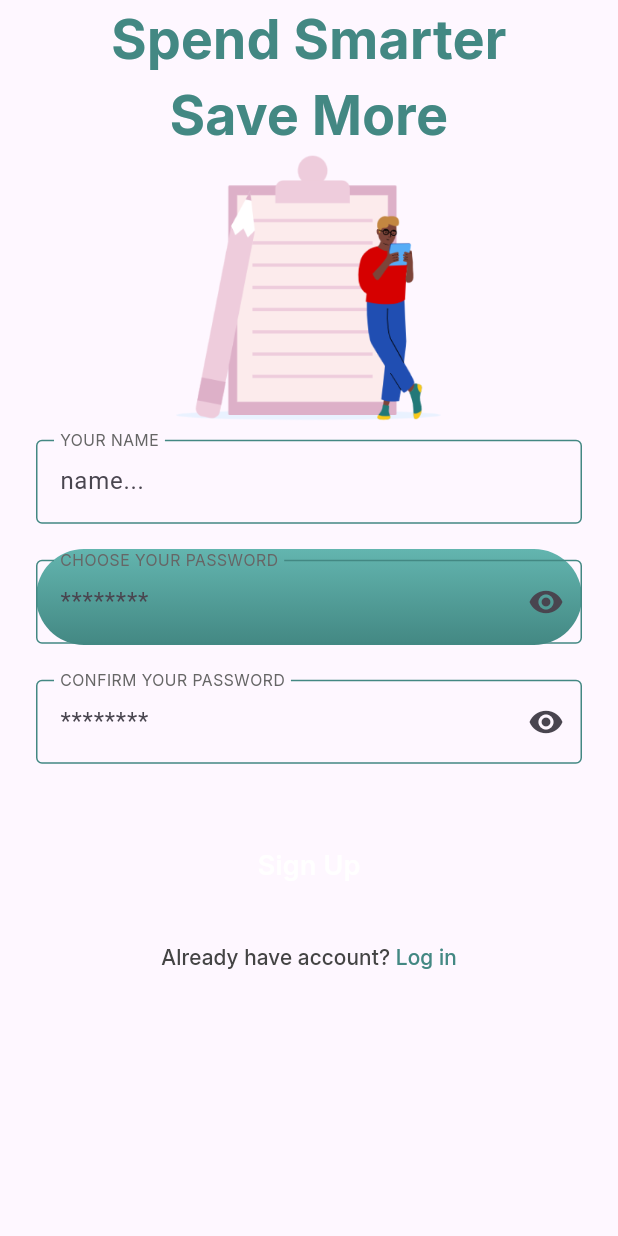
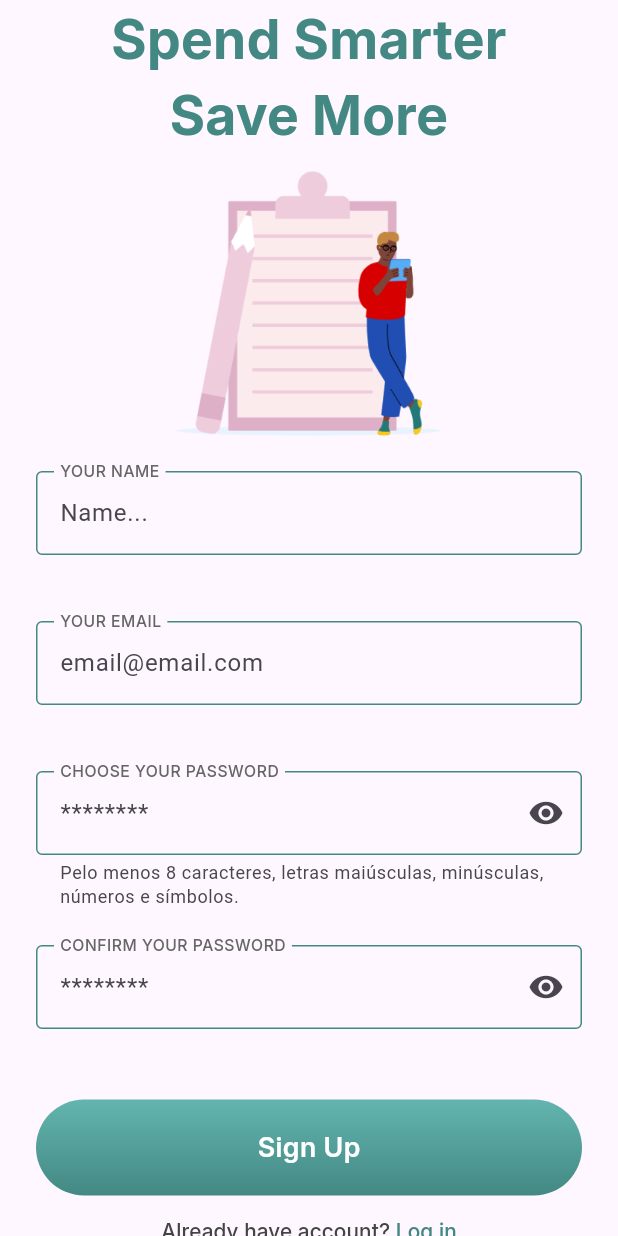
Before and after one commit to fco-henrique/money_app, a Flutter app: the screen it shows after launch, on a phone screen of 412 x 824 dp. Run offline on Flutter 3.47's test engine with Material 3 defaults, Android fonts, the phone set to English and light mode, and no system bars.

Commit message:
feat: hint text features implemented, sign-up form fields validation started, and primary button bug fixed

```diff
--- a/lib/common/constants/app_text_styles.dart
+++ b/lib/common/constants/app_text_styles.dart
@@ -30,6 +30,12 @@ class AppTextStyles {
   static const TextStyle inputLabelText = TextStyle(
     fontFamily: 'Inter',
     fontSize: 14.0,
+    fontWeight: FontWeight.w500,
+  );
+
+  static const TextStyle inputHintText = TextStyle(
+    fontFamily: 'Inter',
+    fontSize: 12.0,
     fontWeight: FontWeight.w400,
   );
 }
--- /dev/null
+++ b/lib/common/utils/uppercase_text_formatter.dart
@@ -0,0 +1,11 @@
+import 'package:flutter/services.dart';
+
+class UpperCaseTextFormatter extends TextInputFormatter {
+  @override
+  TextEditingValue formatEditUpdate(TextEditingValue oldValue, TextEditingValue newValue,) {
+    return TextEditingValue(
+      text: newValue.text.toUpperCase(),
+      selection: newValue.selection
+    );
+  }
+}
--- a/lib/common/widgets/custom_text_form_field.dart
+++ b/lib/common/widgets/custom_text_form_field.dart
@@ -1,4 +1,5 @@
 import 'package:flutter/material.dart';
+import 'package:flutter/services.dart';
 
 import '../constants/app_colors.dart';
 import '../constants/app_text_styles.dart';
@@ -14,6 +15,9 @@ class CustomTextFormField extends StatefulWidget {
   final TextInputAction? textInputAction;
   final Widget? suffixIcon;
   final bool? obscureText;
+  final List<TextInputFormatter>? inputFormatter;
+  final FormFieldValidator<String>? validator;
+  final String? helperText;
 
   const CustomTextFormField({
     super.key,
@@ -27,6 +31,9 @@ class CustomTextFormField extends StatefulWidget {
     this.textInputAction,
     this.suffixIcon,
     this.obscureText,
+    this.inputFormatter,
+    this.validator,
+    this.helperText,
   });
 
   @override
@@ -40,6 +47,14 @@ class _CustomTextFormFieldState extends State<CustomTextFormField> {
     ),
   );
 
+  String? _helperText;
+
+  @override
+  void initState() {
+    super.initState();
+    _helperText = widget.helperText;
+  }
+
   @override
   Widget build(BuildContext context) {
     return Padding(
@@ -48,6 +63,19 @@ class _CustomTextFormFieldState extends State<CustomTextFormField> {
         horizontal: 24,
       ),
       child: TextFormField(
+        onChanged: (value) {
+          if (value.isNotEmpty) {
+            setState(() {
+              _helperText = null;
+            });
+          } else {
+            setState(() {
+              _helperText = widget.helperText;
+            });
+          }
+        },
+        validator: widget.validator,
+        inputFormatters: widget.inputFormatter,
         obscureText: widget.obscureText ?? false,
         textInputAction: widget.textInputAction,
         maxLength: widget.maxLength,
@@ -56,6 +84,9 @@ class _CustomTextFormFieldState extends State<CustomTextFormField> {
         textCapitalization: widget.textCapitalization ?? TextCapitalization.none,
         decoration: InputDecoration(
           suffixIcon: widget.suffixIcon,
+          helperText: _helperText ?? "",
+          errorMaxLines: 3,
+          helperMaxLines: 3,
           hintText: widget.hintText,
           floatingLabelBehavior: FloatingLabelBehavior.always,
           labelText: widget.labelText?.toUpperCase(),
--- a/lib/common/widgets/password_form_field.dart
+++ b/lib/common/widgets/password_form_field.dart
@@ -1,5 +1,3 @@
-import 'dart:developer';
-
 import 'package:flutter/material.dart';
 import 'package:money_app/common/widgets/custom_text_form_field.dart';
 
@@ -8,13 +6,17 @@ class PasswordFormField extends StatefulWidget {
   final EdgeInsetsGeometry? padding;
   final String? hintText;
   final String? labelText;
+  final FormFieldValidator<String>? validator;
+  final String? helperText;
 
   const PasswordFormField({
     super.key,
     this.textEditingController,
     this.padding,
     this.hintText,
-    this.labelText
+    this.labelText,
+    this.validator,
+    this.helperText,
   });
 
   @override
@@ -27,6 +29,8 @@ class _PasswordFormFieldState extends State<PasswordFormField> {
   @override
   Widget build(BuildContext context) {
     return CustomTextFormField(
+      helperText: widget.helperText,
+      validator: widget.validator,
       obscureText: isHidden,
       textEditingController: widget.textEditingController,
       padding: widget.padding,
--- a/lib/features/sign_up/sign_up_page.dart
+++ b/lib/features/sign_up/sign_up_page.dart
@@ -1,4 +1,8 @@
+import 'dart:developer';
+
 import 'package:flutter/material.dart';
+import 'package:money_app/common/utils/uppercase_text_formatter.dart';
+import 'package:money_app/common/utils/validator.dart';
 import 'package:money_app/common/widgets/password_form_field.dart';
 
 import '../../common/constants/app_colors.dart';
@@ -7,70 +11,102 @@ import '../../common/widgets/custom_text_form_field.dart';
 import '../../common/widgets/multi_text_button.dart';
 import '../../common/widgets/primary_button.dart';
 
-class SignUpPage extends StatelessWidget {
+class SignUpPage extends StatefulWidget {
   const SignUpPage({super.key});
+
+  @override
+  State<SignUpPage> createState() => _SignUpPageState();
+}
+
+class _SignUpPageState extends State<SignUpPage> {
+  final _formKey = GlobalKey<FormState>();
+  final _passwordController = TextEditingController();
 
   @override
   Widget build(BuildContext context) {
     return Scaffold(
       body: ListView(
+        // padding: const EdgeInsets.symmetric(horizontal: 24).copyWith(bottom: 50),
         children: [
           Text(
             "Spend Smarter",
             textAlign: TextAlign.center,
             style: AppTextStyles.mediumText.copyWith(
-                  color: AppColors.greenLightOTwo
-              )
+              color: AppColors.greenLightOTwo,
+            ),
           ),
           Text(
             "Save More",
             textAlign: TextAlign.center,
             style: AppTextStyles.mediumText.copyWith(
-                color: AppColors.greenLightOTwo
+              color: AppColors.greenLightOTwo,
             ),
           ),
-          Image.asset("assets/images/sign_up_image.png"),
+          Image.asset("assets/images/sign_up_image.png", height: 200,),
           Form(
+            key: _formKey,
             child: Column(
               children: [
-                CustomTextFormField(hintText: "name...", labelText: "your name"),
+                CustomTextFormField(
+                  hintText: "Name...",
+                  labelText: "your name",
+                  inputFormatter: [UpperCaseTextFormatter()],
+                  validator: Validator.validateName,
+                ),
+                CustomTextFormField(
+                  hintText: "email@email.com",
+                  labelText: "your email",
+                  textInputType: TextInputType.emailAddress,
+                  validator: Validator.validateEmail,
+                ),
                 PasswordFormField(
+                  textEditingController: _passwordController,
                   labelText: "choose your password",
                   hintText: "********",
+                  validator: Validator.validatePassword,
+                  helperText: "Pelo menos 8 caracteres, letras maiúsculas, minúsculas, números e símbolos.",
                 ),
                 PasswordFormField(
                   labelText: "confirm your password",
                   hintText: "********",
+                  validator: (value) => Validator.validateConfirmPassword(value, _passwordController.text),
                 )
               ],
-            )
-          ),
-          Padding(
-            padding: EdgeInsets.only(top: 24, left: 24, right: 24, bottom: 5),
-            child: PrimaryButton(
-              text: 'Sign Up',
-              onPressed: () {},
             ),
           ),
           Padding(
-              padding: EdgeInsets.only(bottom: 35),
+            padding: const EdgeInsets.only(top: 15, left: 24, right: 24),
+            child: PrimaryButton(
+              text: 'Sign Up',
+              onPressed: () {
+                final valid = _formKey.currentState != null && _formKey.currentState!.validate();
+                if (valid) {
+                  log("Prosseguir Login");
+                } else {
+                  log("Falha no Login");
+                }
+              },
+            ),
+          ),
+          Padding(
+            padding: const EdgeInsets.only(bottom: 35, left: 70, right: 70),
             child: MultiTextButton(
               onPressed: () {},
               children: [
                 Text(
                   "Already have account? ",
                   style: AppTextStyles.smallText.copyWith(
-                        color: AppColors.darkGrey
+                    color: AppColors.darkGrey,
                   ),
                 ),
                 Text(
                   "Log in",
                   style: AppTextStyles.smallText.copyWith(
-                        color: AppColors.greenLightOTwo
+                    color: AppColors.greenLightOTwo,
                   ),
                 )
               ],
-              )
+            ),
           )
         ],
       ),
```
Also changed, not shown: lib/common/utils/validator.dart (added, +43 -0 lines). Lines whose indentation alone changed are shown as unchanged.
